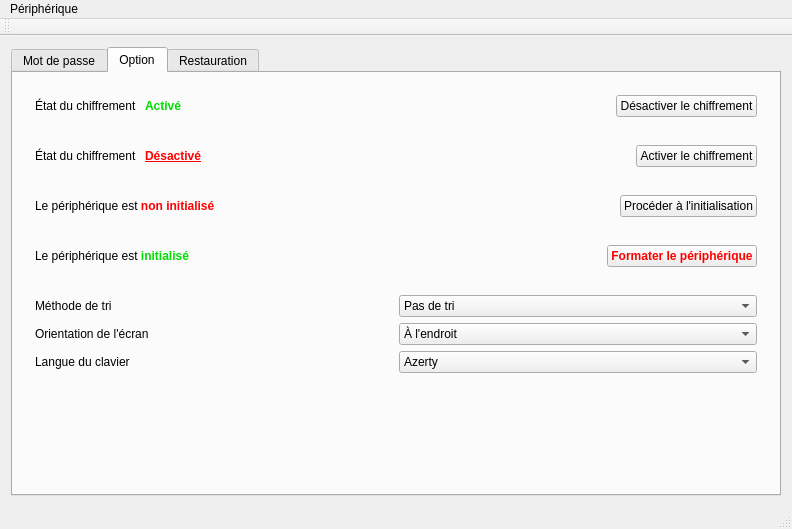
Old version of the form Utility/desktop_app/desktop/mainwindow.ui in the repository ThomasChevalier/passwordWallet.
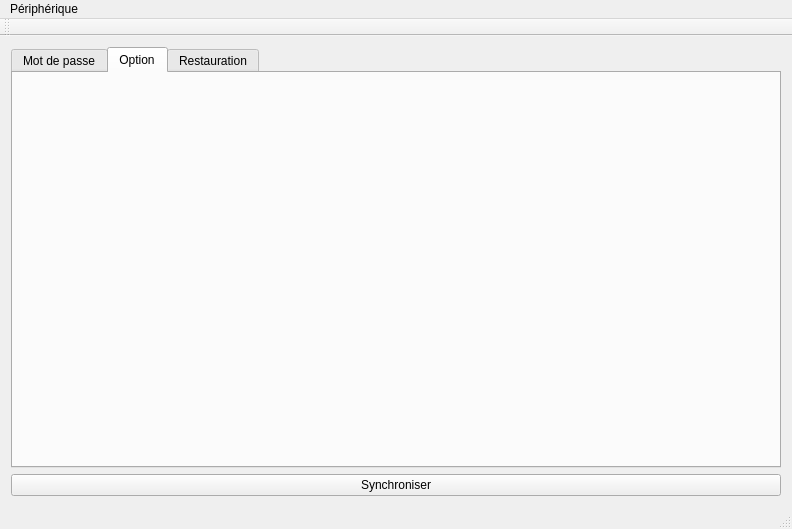
New version of the form. The open tabs and pages were chosen to show the change.

```diff
--- a/Utility/desktop_app/desktop/mainwindow.ui
+++ b/Utility/desktop_app/desktop/mainwindow.ui
@@ -14,7 +14,7 @@
    <string>MainWindow</string>
   </property>
   <widget class="QWidget" name="centralWidget">
-   <layout class="QHBoxLayout" name="horizontalLayout_15">
+   <layout class="QVBoxLayout" name="verticalLayout">
     <item>
      <widget class="QTabWidget" name="tabWidget">
       <property name="currentIndex">
@@ -30,275 +30,7 @@
        <attribute name="title">
         <string>Option</string>
        </attribute>
-       <layout class="QVBoxLayout" name="verticalLayout_10">
-        <item>
-         <widget class="QWidget" name="widgetEncrypted" native="true">
-          <layout class="QVBoxLayout" name="verticalLayout_8">
-           <item>
-            <layout class="QHBoxLayout" name="horizontalLayout_16">
-             <item>
-              <widget class="QLabel" name="label_11">
-               <property name="text">
-                <string>État du chiffrement </string>
-               </property>
-              </widget>
-             </item>
-             <item>
-              <widget class="QLabel" name="label_12">
-               <property name="text">
-                <string>&lt;html&gt;&lt;head/&gt;&lt;body&gt;&lt;p&gt;&lt;span style=&quot; font-weight:600; color:#00de00;&quot;&gt;Activé&lt;/span&gt;&lt;/p&gt;&lt;/body&gt;&lt;/html&gt;</string>
-               </property>
-              </widget>
-             </item>
-             <item>
-              <spacer name="horizontalSpacer_6">
-               <property name="orientation">
-                <enum>Qt::Horizontal</enum>
-               </property>
-               <property name="sizeHint" stdset="0">
-                <size>
-                 <width>40</width>
-                 <height>20</height>
-                </size>
-               </property>
-              </spacer>
-             </item>
-             <item>
-              <widget class="QPushButton" name="pushButton_3">
-               <property name="text">
-                <string>Désactiver le chiffrement</string>
-               </property>
-              </widget>
-             </item>
-            </layout>
-           </item>
-          </layout>
-         </widget>
-        </item>
-        <item>
-         <widget class="QWidget" name="widgetNoEncrypted" native="true">
-          <layout class="QVBoxLayout" name="verticalLayout_9">
-           <item>
-            <layout class="QHBoxLayout" name="horizontalLayout_22">
-             <item>
-              <widget class="QLabel" name="label_19">
-               <property name="text">
-                <string>État du chiffrement </string>
-               </property>
-              </widget>
-             </item>
-             <item>
-              <widget class="QLabel" name="label_13">
-               <property name="text">
-                <string>&lt;html&gt;&lt;head/&gt;&lt;body&gt;&lt;p&gt;&lt;span style=&quot; font-weight:600; text-decoration: underline; color:#ff0000;&quot;&gt;Désactivé&lt;/span&gt;&lt;/p&gt;&lt;/body&gt;&lt;/html&gt;</string>
-               </property>
-              </widget>
-             </item>
-             <item>
-              <spacer name="horizontalSpacer_9">
-               <property name="orientation">
-                <enum>Qt::Horizontal</enum>
-               </property>
-               <property name="sizeHint" stdset="0">
-                <size>
-                 <width>40</width>
-                 <height>20</height>
-                </size>
-               </property>
-              </spacer>
-             </item>
-             <item>
-              <widget class="QPushButton" name="pushButton_4">
-               <property name="text">
-                <string>Activer le chiffrement</string>
-               </property>
-              </widget>
-             </item>
-            </layout>
-           </item>
-          </layout>
-         </widget>
-        </item>
-        <item>
-         <widget class="QWidget" name="widgetNotInitialized" native="true">
-          <layout class="QVBoxLayout" name="verticalLayout_7">
-           <item>
-            <layout class="QHBoxLayout" name="horizontalLayout_19">
-             <item>
-              <widget class="QLabel" name="label_16">
-               <property name="text">
-                <string>&lt;html&gt;&lt;head/&gt;&lt;body&gt;&lt;p&gt;Le périphérique est &lt;span style=&quot; font-weight:600; color:#ff0000;&quot;&gt;non initialisé&lt;/span&gt;&lt;/p&gt;&lt;/body&gt;&lt;/html&gt;</string>
-               </property>
-              </widget>
-             </item>
-             <item>
-              <spacer name="horizontalSpacer_8">
-               <property name="orientation">
-                <enum>Qt::Horizontal</enum>
-               </property>
-               <property name="sizeHint" stdset="0">
-                <size>
-                 <width>40</width>
-                 <height>20</height>
-                </size>
-               </property>
-              </spacer>
-             </item>
-             <item>
-              <widget class="QPushButton" name="pushButton_5">
-               <property name="text">
-                <string>Procéder à l'initialisation</string>
-               </property>
-              </widget>
-             </item>
-            </layout>
-           </item>
-          </layout>
-         </widget>
-        </item>
-        <item>
-         <widget class="QWidget" name="widgetInitialized" native="true">
-          <layout class="QVBoxLayout" name="verticalLayout_6">
-           <item>
-            <layout class="QHBoxLayout" name="horizontalLayout_20">
-             <item>
-              <widget class="QLabel" name="label_17">
-               <property name="text">
-                <string>&lt;html&gt;&lt;head/&gt;&lt;body&gt;&lt;p&gt;Le périphérique est &lt;span style=&quot; font-weight:600; color:#00de00;&quot;&gt;initialisé&lt;/span&gt;&lt;/p&gt;&lt;/body&gt;&lt;/html&gt;</string>
-               </property>
-              </widget>
-             </item>
-             <item>
-              <spacer name="horizontalSpacer_7">
-               <property name="orientation">
-                <enum>Qt::Horizontal</enum>
-               </property>
-               <property name="sizeHint" stdset="0">
-                <size>
-                 <width>40</width>
-                 <height>20</height>
-                </size>
-               </property>
-              </spacer>
-             </item>
-             <item>
-              <widget class="QPushButton" name="pushButton_6">
-               <property name="styleSheet">
-                <string notr="true">QPushButton {
-font-weight: 600;
-color:red;
-}</string>
-               </property>
-               <property name="text">
-                <string>Formater le périphérique</string>
-               </property>
-              </widget>
-             </item>
-            </layout>
-           </item>
-          </layout>
-         </widget>
-        </item>
-        <item>
-         <widget class="QWidget" name="widget" native="true">
-          <layout class="QVBoxLayout" name="verticalLayout_11">
-           <item>
-            <layout class="QHBoxLayout" name="horizontalLayout_17">
-             <item>
-              <widget class="QLabel" name="label_14">
-               <property name="text">
-                <string>Méthode de tri</string>
-               </property>
-              </widget>
-             </item>
-             <item>
-              <widget class="QComboBox" name="comboBox">
-               <item>
-                <property name="text">
-                 <string>Pas de tri</string>
-                </property>
-               </item>
-               <item>
-                <property name="text">
-                 <string>Tri par nombre d'utilisation</string>
-                </property>
-               </item>
-               <item>
-                <property name="text">
-                 <string>Tri par ordre alphabétique</string>
-                </property>
-               </item>
-              </widget>
-             </item>
-            </layout>
-           </item>
-           <item>
-            <layout class="QHBoxLayout" name="horizontalLayout_18">
-             <item>
-              <widget class="QLabel" name="label_15">
-               <property name="text">
-                <string>Orientation de l'écran</string>
-               </property>
-              </widget>
-             </item>
-             <item>
-              <widget class="QComboBox" name="comboBox_2">
-               <item>
-                <property name="text">
-                 <string>À l'endroit</string>
-                </property>
-               </item>
-               <item>
-                <property name="text">
-                 <string>Retourné</string>
-                </property>
-               </item>
-              </widget>
-             </item>
-            </layout>
-           </item>
-           <item>
-            <layout class="QHBoxLayout" name="horizontalLayout_21">
-             <item>
-              <widget class="QLabel" name="label_18">
-               <property name="text">
-                <string>Langue du clavier </string>
-               </property>
-              </widget>
-             </item>
-             <item>
-              <widget class="QComboBox" name="comboBox_3">
-               <item>
-                <property name="text">
-                 <string>Azerty</string>
-                </property>
-               </item>
-               <item>
-                <property name="text">
-                 <string>Qwerty</string>
-                </property>
-               </item>
-              </widget>
-             </item>
-            </layout>
-           </item>
-          </layout>
-         </widget>
-        </item>
-        <item>
-         <spacer name="verticalSpacer">
-          <property name="orientation">
-           <enum>Qt::Vertical</enum>
-          </property>
-          <property name="sizeHint" stdset="0">
-           <size>
-            <width>20</width>
-            <height>37</height>
-           </size>
-          </property>
-         </spacer>
-        </item>
-       </layout>
+       <layout class="QVBoxLayout" name="verticalLayout_10"/>
       </widget>
       <widget class="QWidget" name="tabRestore">
        <attribute name="title">
@@ -509,6 +241,13 @@
       </widget>
      </widget>
     </item>
+    <item>
+     <widget class="QPushButton" name="buttonSync">
+      <property name="text">
+       <string>Synchroniser</string>
+      </property>
+     </widget>
+    </item>
    </layout>
   </widget>
   <widget class="QMenuBar" name="menuBar">
```
Left out of the diff: 224 changed lines with no effect on the pictures.
